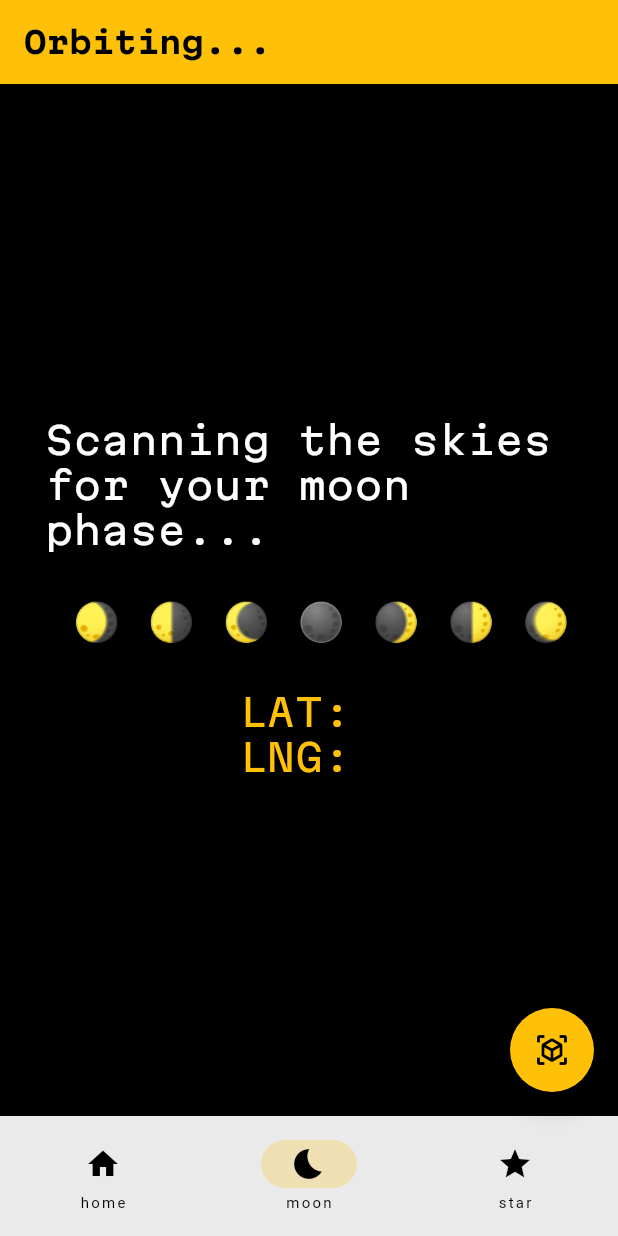
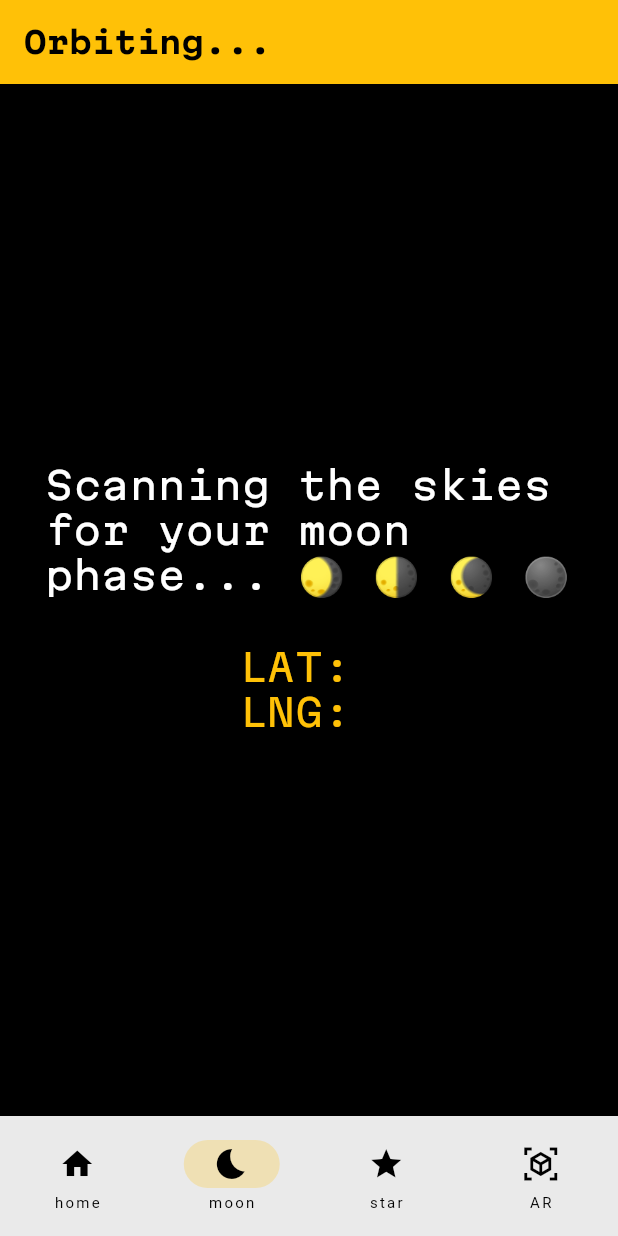
Before and after one commit to BaiDom/stAR., a Flutter app: the RootPage screen opened directly, item 2 of the bottom bar chosen, on a phone screen of 412 x 824 dp. Run offline on Flutter 3.47's test engine with Material 2 defaults, Android fonts, the phone set to English and light mode, and no system bars; our stand-ins replace gallery_saver, geocoding, geolocator, intro_slider; missing offline and left inert: ar_flutter_plugin.

Commit message:
moved AR button to bottomnav,changed moon page loading screen

```diff
--- a/lib/main.dart
+++ b/lib/main.dart
@@ -45,7 +45,7 @@ class _RootPageState extends State<RootPage> {
     HomePage(),
     HomeScreen(),
     StarAPI(),
-    APOD(),
+    AugReality(),
   ];
   @override
   Widget build(BuildContext context) {
@@ -63,19 +63,6 @@ class _RootPageState extends State<RootPage> {
       //   ),
       // ),
       body: pages[currentPage],
-      // Augmented Reality button here: -----------------------------
-      floatingActionButton: FloatingActionButton(
-        onPressed: () {
-          Navigator.of(context).push(
-            MaterialPageRoute(
-              builder: (BuildContext context) {
-                return const AugReality();
-              },
-            ),
-          );
-        },
-        child: Icon(Icons.view_in_ar),
-      ),
       bottomNavigationBar: NavigationBar(
         destinations: const [
           NavigationDestination(
@@ -90,6 +77,10 @@ class _RootPageState extends State<RootPage> {
             icon: Icon(Icons.star),
             label: 'star',
           ),
+          NavigationDestination(
+            icon: Icon(Icons.view_in_ar_sharp),
+            label: 'AR',
+          ),
         ],
         onDestinationSelected: (int index) {
           setState(() {
--- a/lib/moon_page.dart
+++ b/lib/moon_page.dart
@@ -134,7 +134,7 @@ class _HomeScreenState extends State<HomeScreen> {
                   padding: const EdgeInsets.all(10),
                   child: Container(
                     child: Text(
-                      "Scanning the skies for your moon phase...\n\n 🌖 🌗 🌘 🌑 🌒 🌓 🌔",
+                      "Scanning the skies for your moon phase... 🌖 🌗 🌘 🌑 ",
                       style: TextStyle(fontSize: 25, fontFamily: "MartianMono"),
                     ),
                   ),
@@ -193,7 +193,8 @@ class _HomeScreenState extends State<HomeScreen> {
                         WidgetSpan(
                           child: Padding(
                             padding: EdgeInsets.symmetric(horizontal: 2.0),
-                            child: Icon(Icons.view_in_ar, color: Colors.amber),
+                            child: Icon(Icons.view_in_ar_sharp,
+                                color: Colors.amber),
                           ),
                         ),
                         TextSpan(
```
